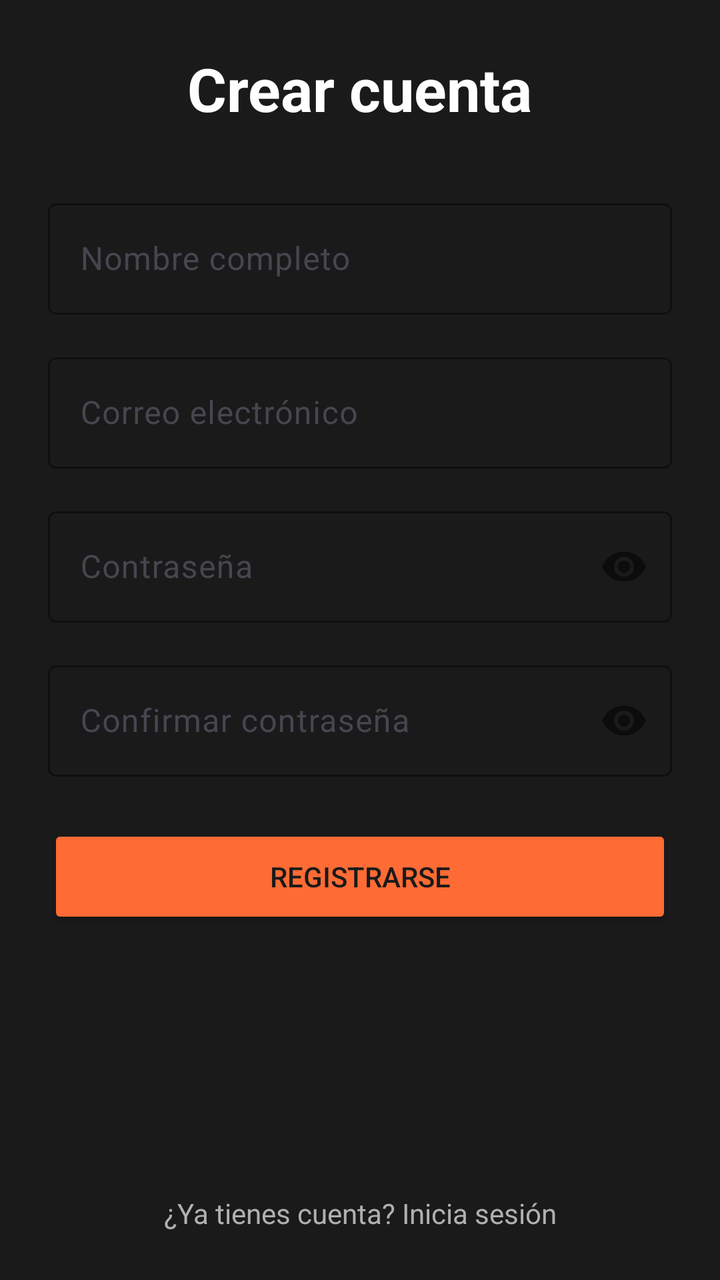
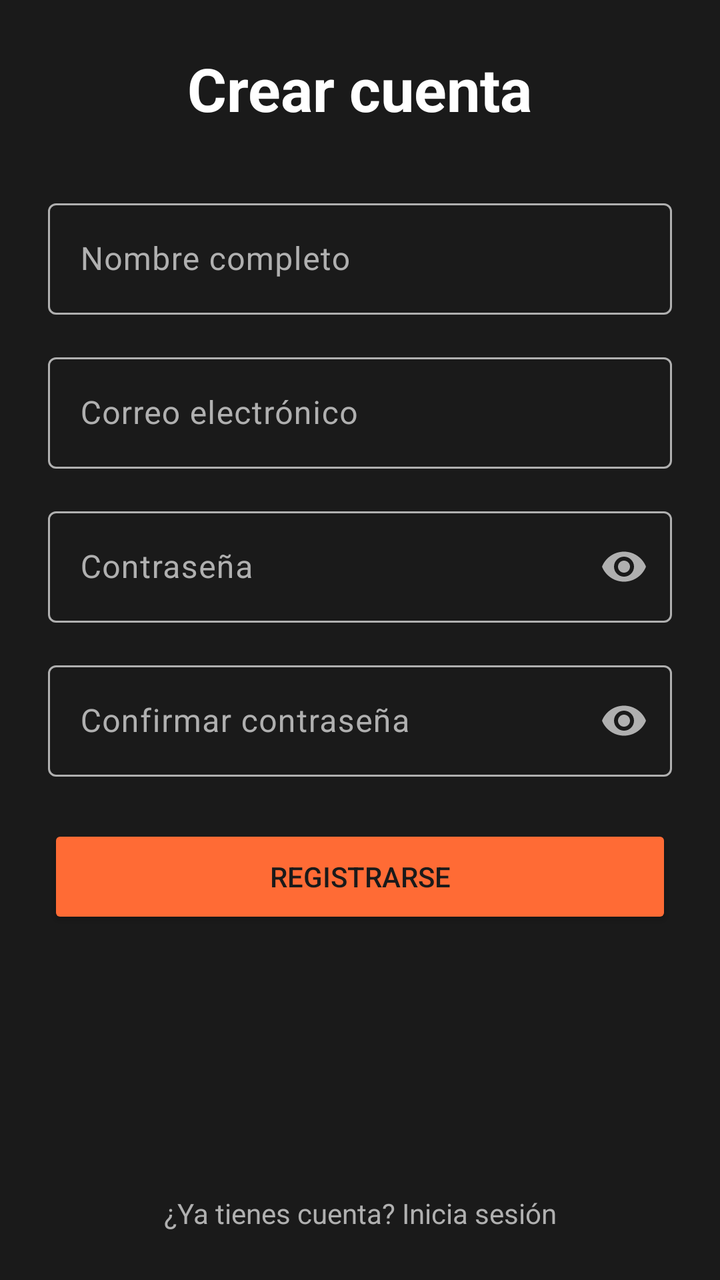

Before-and-after screenshots of an Android layout around one commit, followed by the original layout XML and the change that was made.
<!-- AndroidManifest.xml: application theme Theme.TitanTrack -->
<!-- res/layout/activity_register.xml -->
<?xml version="1.0" encoding="utf-8"?>
<androidx.constraintlayout.widget.ConstraintLayout
    xmlns:android="http://schemas.android.com/apk/res/android"
    xmlns:app="http://schemas.android.com/apk/res-auto"
    xmlns:tools="http://schemas.android.com/tools"
    android:layout_width="match_parent"
    android:layout_height="match_parent"
    android:background="@color/titan_background"
    android:padding="24dp"
    tools:context=".activities.RegisterActivity">

    <TextView
        android:id="@+id/tvRegisterTitle"
        android:layout_width="wrap_content"
        android:layout_height="wrap_content"
        android:text="@string/register_title"
        android:textColor="@color/titan_text_primary"
        android:textSize="30sp"
        android:textStyle="bold"
        app:layout_constraintTop_toTopOf="parent"
        app:layout_constraintStart_toStartOf="parent"
        app:layout_constraintEnd_toEndOf="parent"
        app:layout_constraintVertical_bias="0.08" />

    <com.google.android.material.textfield.TextInputLayout
        android:id="@+id/tilName"
        style="@style/Widget.Material3.TextInputLayout.OutlinedBox"
        android:layout_width="0dp"
        android:layout_height="wrap_content"
        android:layout_marginTop="32dp"
        app:boxStrokeColor="@color/titan_accent"
        app:hintTextColor="@color/titan_text_secondary"
        app:layout_constraintTop_toBottomOf="@id/tvRegisterTitle"
        app:layout_constraintStart_toStartOf="parent"
        app:layout_constraintEnd_toEndOf="parent">

        <com.google.android.material.textfield.TextInputEditText
            android:layout_width="match_parent"
            android:layout_height="wrap_content"
            android:hint="@string/hint_name"
            android:textColor="@color/titan_text_primary"
            android:inputType="textPersonName" />
    </com.google.android.material.textfield.TextInputLayout>

    <com.google.android.material.textfield.TextInputLayout
        android:id="@+id/tilEmailReg"
        style="@style/Widget.Material3.TextInputLayout.OutlinedBox"
        android:layout_width="0dp"
        android:layout_height="wrap_content"
        android:layout_marginTop="16dp"
        app:boxStrokeColor="@color/titan_accent"
        app:hintTextColor="@color/titan_text_secondary"
        app:layout_constraintTop_toBottomOf="@id/tilName"
        app:layout_constraintStart_toStartOf="parent"
        app:layout_constraintEnd_toEndOf="parent">

        <com.google.android.material.textfield.TextInputEditText
            android:layout_width="match_parent"
            android:layout_height="wrap_content"
            android:hint="@string/hint_email"
            android:textColor="@color/titan_text_primary"
            android:inputType="textEmailAddress" />
    </com.google.android.material.textfield.TextInputLayout>

    <com.google.android.material.textfield.TextInputLayout
        android:id="@+id/tilPasswordReg"
        style="@style/Widget.Material3.TextInputLayout.OutlinedBox"
        android:layout_width="0dp"
        android:layout_height="wrap_content"
        android:layout_marginTop="16dp"
        app:boxStrokeColor="@color/titan_accent"
        app:hintTextColor="@color/titan_text_secondary"
        app:passwordToggleEnabled="true"
        app:layout_constraintTop_toBottomOf="@id/tilEmailReg"
        app:layout_constraintStart_toStartOf="parent"
        app:layout_constraintEnd_toEndOf="parent">

        <com.google.android.material.textfield.TextInputEditText
            android:layout_width="match_parent"
            android:layout_height="wrap_content"
            android:hint="@string/hint_password"
            android:textColor="@color/titan_text_primary"
            android:inputType="textPassword" />
    </com.google.android.material.textfield.TextInputLayout>

    <com.google.android.material.textfield.TextInputLayout
        android:id="@+id/tilConfirmPassword"
        style="@style/Widget.Material3.TextInputLayout.OutlinedBox"
        android:layout_width="0dp"
        android:layout_height="wrap_content"
        android:layout_marginTop="16dp"
        app:boxStrokeColor="@color/titan_accent"
        app:hintTextColor="@color/titan_text_secondary"
        app:passwordToggleEnabled="true"
        app:layout_constraintTop_toBottomOf="@id/tilPasswordReg"
        app:layout_constraintStart_toStartOf="parent"
        app:layout_constraintEnd_toEndOf="parent">

        <com.google.android.material.textfield.TextInputEditText
            android:layout_width="match_parent"
            android:layout_height="wrap_content"
            android:hint="@string/hint_confirm_password"
            android:textColor="@color/titan_text_primary"
            android:inputType="textPassword" />
    </com.google.android.material.textfield.TextInputLayout>

    <Button
        android:id="@+id/btnRegister"
        android:layout_width="0dp"
        android:layout_height="52dp"
        android:layout_marginTop="24dp"
        android:text="@string/btn_register"
        android:textColor="@color/titan_background"
        android:backgroundTint="@color/titan_accent"
        app:layout_constraintTop_toBottomOf="@id/tilConfirmPassword"
        app:layout_constraintStart_toStartOf="parent"
        app:layout_constraintEnd_toEndOf="parent" />

    <TextView
        android:id="@+id/tvGoLogin"
        android:layout_width="wrap_content"
        android:layout_height="wrap_content"
        android:layout_marginTop="20dp"
        android:text="@string/link_go_login"
        android:textColor="@color/titan_text_secondary"
        android:textSize="14sp"
        app:layout_constraintTop_toBottomOf="@id/btnRegister"
        app:layout_constraintStart_toStartOf="parent"
        app:layout_constraintEnd_toEndOf="parent"
        app:layout_constraintBottom_toBottomOf="parent"
        app:layout_constraintVertical_bias="1.0" />

</androidx.constraintlayout.widget.ConstraintLayout>
<!-- resources referenced by this layout -->
<resources>
  <color name="titan_accent">#FF6B35</color>
  <color name="titan_background">#1A1A1A</color>
  <color name="titan_text_primary">#FFFFFF</color>
  <color name="titan_text_secondary">#B0B0B0</color>
  <string name="btn_register">Registrarse</string>
  <string name="hint_confirm_password">Confirmar contraseña</string>
  <string name="hint_email">Correo electrónico</string>
  <string name="hint_name">Nombre completo</string>
  <string name="hint_password">Contraseña</string>
  <string name="link_go_login">¿Ya tienes cuenta? Inicia sesión</string>
  <string name="register_title">Crear cuenta</string>
  <style name="Theme.TitanTrack" parent="Base.Theme.TitanTrack" />
  <style name="Base.Theme.TitanTrack" parent="Theme.Material3.DayNight.NoActionBar">
          
          <item name="colorPrimary">@color/titan_accent</item>
          <item name="colorOnPrimary">@color/titan_text_primary</item>
          <item name="android:colorBackground">@color/titan_background</item>
          <item name="colorSurface">@color/titan_surface</item>
          <item name="android:statusBarColor">@color/titan_background</item>
          <item name="android:windowLightStatusBar">false</item>
      </style>
  <color name="titan_surface">#2E2E2E</color>
</resources>

<!-- the commit's change to res/layout/activity_register.xml (unified diff, before → after) -->
@@ -24,12 +24,9 @@
 
     <com.google.android.material.textfield.TextInputLayout
         android:id="@+id/tilName"
-        style="@style/Widget.Material3.TextInputLayout.OutlinedBox"
         android:layout_width="0dp"
         android:layout_height="wrap_content"
         android:layout_marginTop="32dp"
-        app:boxStrokeColor="@color/titan_accent"
-        app:hintTextColor="@color/titan_text_secondary"
         app:layout_constraintTop_toBottomOf="@id/tvRegisterTitle"
         app:layout_constraintStart_toStartOf="parent"
         app:layout_constraintEnd_toEndOf="parent">
@@ -44,12 +41,9 @@
 
     <com.google.android.material.textfield.TextInputLayout
         android:id="@+id/tilEmailReg"
-        style="@style/Widget.Material3.TextInputLayout.OutlinedBox"
         android:layout_width="0dp"
         android:layout_height="wrap_content"
         android:layout_marginTop="16dp"
-        app:boxStrokeColor="@color/titan_accent"
-        app:hintTextColor="@color/titan_text_secondary"
         app:layout_constraintTop_toBottomOf="@id/tilName"
         app:layout_constraintStart_toStartOf="parent"
         app:layout_constraintEnd_toEndOf="parent">
@@ -64,12 +58,9 @@
 
     <com.google.android.material.textfield.TextInputLayout
         android:id="@+id/tilPasswordReg"
-        style="@style/Widget.Material3.TextInputLayout.OutlinedBox"
         android:layout_width="0dp"
         android:layout_height="wrap_content"
         android:layout_marginTop="16dp"
-        app:boxStrokeColor="@color/titan_accent"
-        app:hintTextColor="@color/titan_text_secondary"
         app:passwordToggleEnabled="true"
         app:layout_constraintTop_toBottomOf="@id/tilEmailReg"
         app:layout_constraintStart_toStartOf="parent"
@@ -85,12 +76,9 @@
 
     <com.google.android.material.textfield.TextInputLayout
         android:id="@+id/tilConfirmPassword"
-        style="@style/Widget.Material3.TextInputLayout.OutlinedBox"
         android:layout_width="0dp"
         android:layout_height="wrap_content"
         android:layout_marginTop="16dp"
-        app:boxStrokeColor="@color/titan_accent"
-        app:hintTextColor="@color/titan_text_secondary"
         app:passwordToggleEnabled="true"
         app:layout_constraintTop_toBottomOf="@id/tilPasswordReg"
         app:layout_constraintStart_toStartOf="parent"
<!-- resource entries referenced after the edit -->
@@ -20,7 +20,17 @@
           <item name="colorSurface">@color/titan_surface</item>
           <item name="android:statusBarColor">@color/titan_background</item>
           <item name="android:windowLightStatusBar">false</item>
+          <item name="textInputStyle">@style/Widget.TitanTrack.TextInputLayout</item>
       </style>
   <color name="titan_surface">#2E2E2E</color>
+  <style name="Widget.TitanTrack.TextInputLayout" parent="Widget.Material3.TextInputLayout.OutlinedBox">
+          <item name="boxStrokeColor">@color/titan_input_stroke</item>
+          <item name="android:textColorHint">@color/titan_text_secondary</item>
+          <item name="hintTextColor">@color/titan_text_secondary</item>
+          <item name="endIconTint">@color/titan_text_secondary</item>
+          <item name="passwordToggleTint">@color/titan_text_secondary</item>
+  
+  
+      </style>
 </resources>
 
